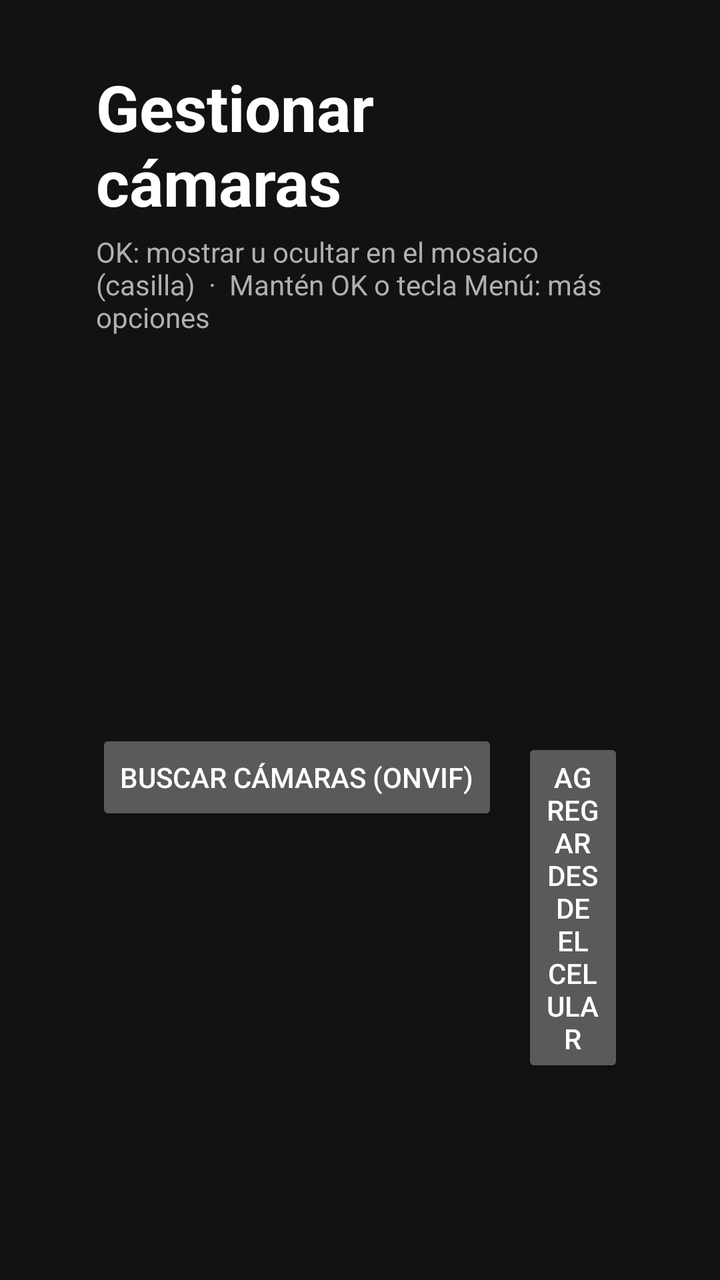
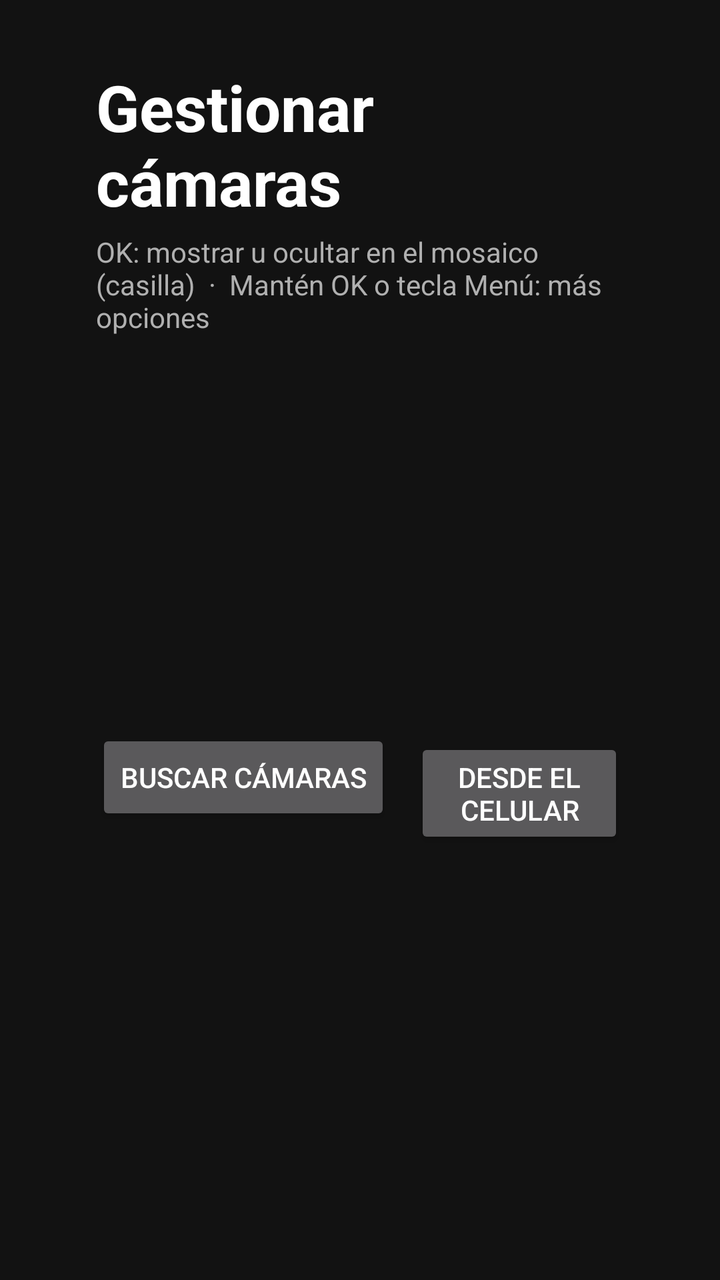

Before-and-after screenshots of an Android layout around one commit, followed by the original layout XML and the change that was made.
<!-- AndroidManifest.xml: application theme Theme.TvCamPip -->
<!-- res/layout/activity_manage.xml -->
<?xml version="1.0" encoding="utf-8"?>
<LinearLayout xmlns:android="http://schemas.android.com/apk/res/android"
    android:layout_width="match_parent"
    android:layout_height="match_parent"
    android:background="@color/bg"
    android:orientation="vertical"
    android:paddingStart="48dp"
    android:paddingTop="32dp"
    android:paddingEnd="48dp"
    android:paddingBottom="24dp">

    <TextView
        android:layout_width="wrap_content"
        android:layout_height="wrap_content"
        android:text="Gestionar cámaras"
        android:textColor="@color/text_primary"
        android:textSize="32sp"
        android:textStyle="bold" />

    <TextView
        android:layout_width="wrap_content"
        android:layout_height="wrap_content"
        android:layout_marginTop="4dp"
        android:text="OK: mostrar u ocultar en el mosaico (casilla)  ·  Mantén OK o tecla Menú: más opciones"
        android:textColor="@color/text_secondary"
        android:textSize="14sp" />

    <ListView
        android:id="@+id/list"
        android:layout_width="match_parent"
        android:layout_height="0dp"
        android:layout_marginTop="12dp"
        android:layout_weight="1"
        android:divider="@android:color/transparent"
        android:dividerHeight="4dp"
        android:listSelector="@color/focus" />

    <TextView
        android:id="@+id/empty"
        android:layout_width="match_parent"
        android:layout_height="0dp"
        android:layout_weight="1"
        android:gravity="center"
        android:text="Aún no hay cámaras.\nBúscalas con ONVIF, agrégalas desde el celular o escribe su URL RTSP."
        android:textColor="@color/text_secondary"
        android:textSize="18sp"
        android:visibility="gone" />

    <LinearLayout
        android:layout_width="match_parent"
        android:layout_height="wrap_content"
        android:layout_marginTop="8dp"
        android:orientation="horizontal">

        <Button
            android:id="@+id/btnDiscover"
            android:layout_width="wrap_content"
            android:layout_height="wrap_content"
            android:text="Buscar cámaras (ONVIF)" />

        <Button
            android:id="@+id/btnPhone"
            android:layout_width="wrap_content"
            android:layout_height="wrap_content"
            android:layout_marginStart="12dp"
            android:text="Agregar desde el celular" />

        <Button
            android:id="@+id/btnAdd"
            android:layout_width="wrap_content"
            android:layout_height="wrap_content"
            android:layout_marginStart="12dp"
            android:text="Agregar manual" />
    </LinearLayout>
</LinearLayout>
<!-- resources referenced by this layout -->
<resources>
  <color name="bg">#121212</color>
  <color name="focus">#443F8CFF</color>
  <color name="text_primary">#FFFFFF</color>
  <color name="text_secondary">#B0B0B0</color>
  <style name="Theme.TvCamPip" parent="Theme.AppCompat.NoActionBar">
          <item name="android:windowBackground">@color/bg</item>
          <item name="android:textColorPrimary">@color/text_primary</item>
          <item name="android:textColorSecondary">@color/text_secondary</item>
      </style>
</resources>

<!-- the commit's change to res/layout/activity_manage.xml (unified diff, before → after) -->
@@ -56,14 +56,14 @@
             android:id="@+id/btnDiscover"
             android:layout_width="wrap_content"
             android:layout_height="wrap_content"
-            android:text="Buscar cámaras (ONVIF)" />
+            android:text="Buscar cámaras" />
 
         <Button
             android:id="@+id/btnPhone"
             android:layout_width="wrap_content"
             android:layout_height="wrap_content"
             android:layout_marginStart="12dp"
-            android:text="Agregar desde el celular" />
+            android:text="Desde el celular" />
 
         <Button
             android:id="@+id/btnAdd"
@@ -71,5 +71,12 @@
             android:layout_height="wrap_content"
             android:layout_marginStart="12dp"
             android:text="Agregar manual" />
+
+        <Button
+            android:id="@+id/btnUpdate"
+            android:layout_width="wrap_content"
+            android:layout_height="wrap_content"
+            android:layout_marginStart="12dp"
+            android:text="Actualizar app" />
     </LinearLayout>
 </LinearLayout>
